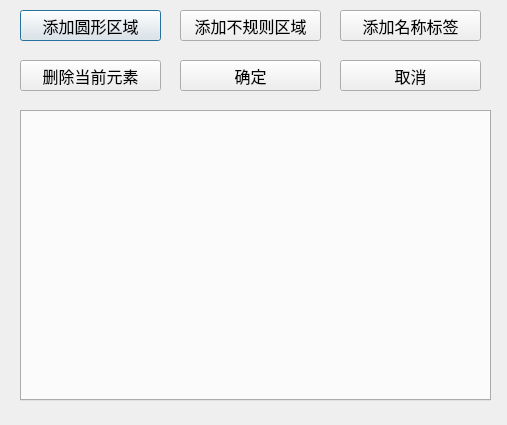
The window that Workspaces/src/designer/src/components/propertyeditor/q2wmapobj/q2wmapstaticelementdlg.ui (cokkiy/CC) describes before a commit, drawn with Qt 5.
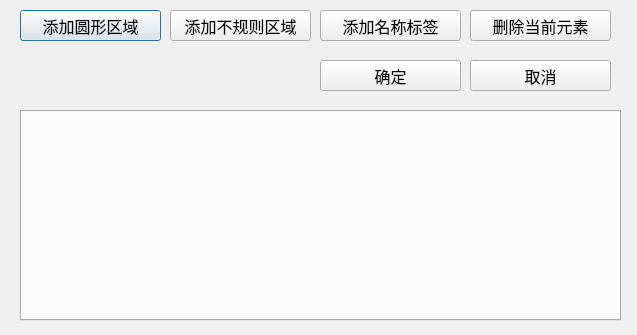
The same window after the commit.

Patch:
```diff
--- a/Workspaces/src/designer/src/components/propertyeditor/q2wmapobj/q2wmapstaticelementdlg.ui
+++ b/Workspaces/src/designer/src/components/propertyeditor/q2wmapobj/q2wmapstaticelementdlg.ui
@@ -6,8 +6,8 @@
    <rect>
     <x>0</x>
     <y>0</y>
-    <width>507</width>
-    <height>425</height>
+    <width>637</width>
+    <height>335</height>
    </rect>
   </property>
   <property name="font">
@@ -35,7 +35,7 @@
   <widget class="QPushButton" name="pushButtonPolygon">
    <property name="geometry">
     <rect>
-     <x>180</x>
+     <x>170</x>
      <y>10</y>
      <width>141</width>
      <height>31</height>
@@ -48,7 +48,7 @@
   <widget class="QPushButton" name="pushButtonLabel">
    <property name="geometry">
     <rect>
-     <x>340</x>
+     <x>320</x>
      <y>10</y>
      <width>141</width>
      <height>31</height>
@@ -61,8 +61,8 @@
   <widget class="QPushButton" name="pushButtonDel">
    <property name="geometry">
     <rect>
-     <x>20</x>
-     <y>60</y>
+     <x>470</x>
+     <y>10</y>
      <width>141</width>
      <height>31</height>
     </rect>
@@ -74,7 +74,7 @@
   <widget class="QPushButton" name="pushButtonOK">
    <property name="geometry">
     <rect>
-     <x>180</x>
+     <x>320</x>
      <y>60</y>
      <width>141</width>
      <height>31</height>
@@ -87,7 +87,7 @@
   <widget class="QPushButton" name="pushButtonCancel">
    <property name="geometry">
     <rect>
-     <x>340</x>
+     <x>470</x>
      <y>60</y>
      <width>141</width>
      <height>31</height>
@@ -102,8 +102,8 @@
     <rect>
      <x>20</x>
      <y>110</y>
-     <width>471</width>
-     <height>291</height>
+     <width>601</width>
+     <height>211</height>
     </rect>
    </property>
    <property name="font">
```
